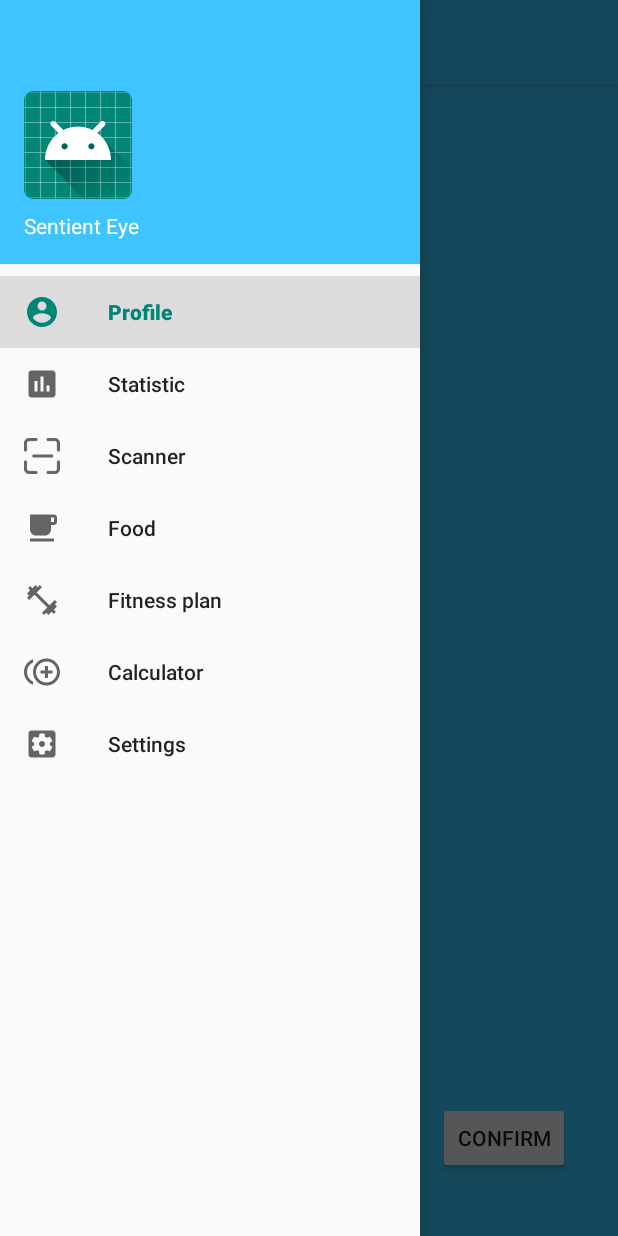
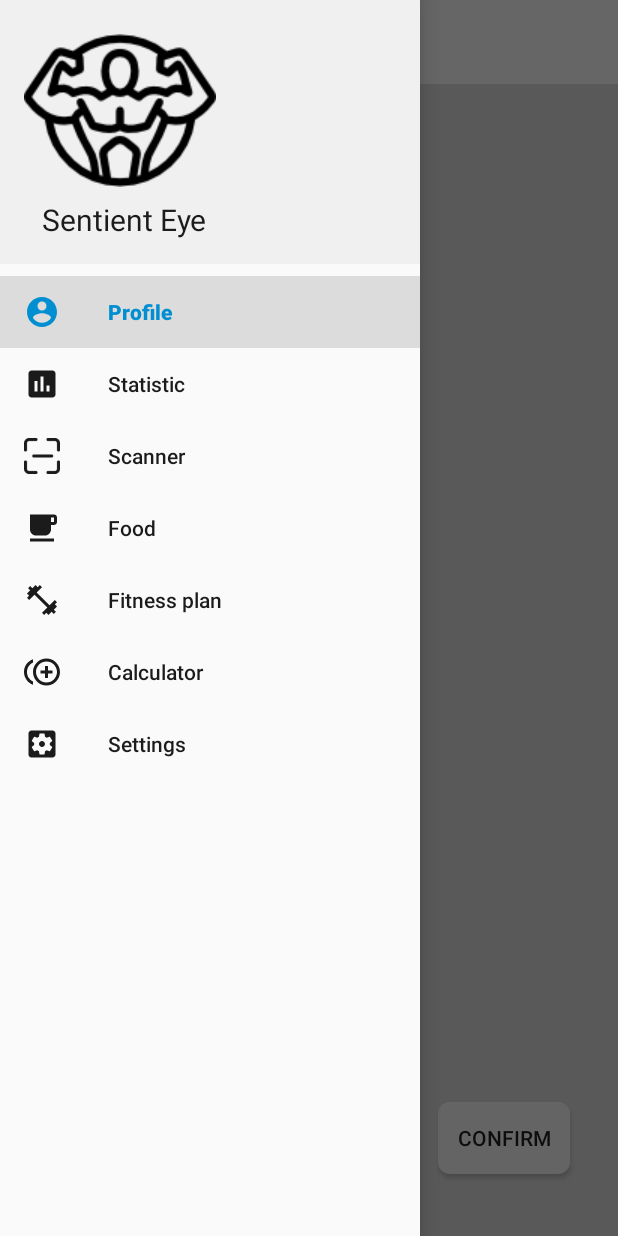
Before and after one commit to Kelayn/Sentient-Eye.CPFC, an Android app: the fragment FitnessPlanFragment placed in its activity, with the side drawer open, on a phone screen of 412 x 824 dp. Run offline under Robolectric (Android 15) with nearby library versions, the phone set to English and light mode, and no system bars.

Commit message:
Changed some style

```diff
--- a/app/src/main/AndroidManifest.xml
+++ b/app/src/main/AndroidManifest.xml
@@ -7,7 +7,7 @@
     <application
         android:icon="@mipmap/ic_launcher"
         android:label="@string/app_name"
-        android:roundIcon="@mipmap/ic_launcher_round"
+        android:roundIcon="@drawable/icon"
         android:supportsRtl="true"
         android:theme="@style/AppTheme"
         tools:ignore="ExtraText,GoogleAppIndexingWarning">
--- /dev/null
+++ b/app/src/main/res/drawable/navcolor.xml
@@ -0,0 +1,8 @@
+<?xml version="1.0" encoding="utf-8"?>
+<selector xmlns:android="http://schemas.android.com/apk/res/android">
+    <item
+        android:color="@color/colorLightBlue"
+        android:state_checked="true" />
+    <item android:color="#1B1B1B" />
+
+</selector>
--- /dev/null
+++ b/app/src/main/res/drawable/roundedbutton.xml
@@ -0,0 +1,9 @@
+<?xml version="1.0" encoding="utf-8"?>
+<shape xmlns:android="http://schemas.android.com/apk/res/android"
+    android:shape="rectangle">
+    <solid android:color="#eeffffff" />
+    <corners android:bottomRightRadius="8dp"
+        android:bottomLeftRadius="8dp"
+        android:topRightRadius="8dp"
+        android:topLeftRadius="8dp"/>
+</shape>
--- a/app/src/main/res/layout/activity_main.xml
+++ b/app/src/main/res/layout/activity_main.xml
@@ -17,11 +17,11 @@
         <androidx.appcompat.widget.Toolbar
             android:layout_width="match_parent"
             android:layout_height="?attr/actionBarSize"
-            android:background="@android:color/holo_blue_light"
+            android:background="@android:color/white"
             android:id="@+id/toolbar"
-            android:theme="@style/ThemeOverlay.AppCompat.Dark.ActionBar"
+            android:theme="@style/AppTheme"
             app:popupTheme="@style/ThemeOverlay.AppCompat.Light"
-            android:elevation="4dp">
+            >
         </androidx.appcompat.widget.Toolbar>
 
         <FrameLayout
@@ -36,6 +36,9 @@
         android:layout_gravity="start"
         android:id="@+id/nav_view"
         app:headerLayout="@layout/nav_header"
-        app:menu="@menu/drawer_menu">
+        app:menu="@menu/drawer_menu"
+        app:itemTextColor="@drawable/navcolor"
+        app:itemIconTint="@drawable/navcolor"
+        >
     </com.google.android.material.navigation.NavigationView>
 </androidx.drawerlayout.widget.DrawerLayout>
--- a/app/src/main/res/layout/fragment_calculator.xml
+++ b/app/src/main/res/layout/fragment_calculator.xml
@@ -4,6 +4,7 @@
     xmlns:tools="http://schemas.android.com/tools"
     android:layout_width="match_parent"
     android:layout_height="match_parent"
+    android:background="#DFDFDF"
     >
 
     <TextView
@@ -224,7 +225,9 @@
                 android:layout_marginTop="8dp"
                 android:layout_marginEnd="8dp"
                 android:enabled="false"
-                android:text="Add food" />
+                android:text="Add food"
+                android:background = "@drawable/roundedbutton"
+                />
 
         </LinearLayout>
     </ScrollView>
--- a/app/src/main/res/layout/fragment_enter_product.xml
+++ b/app/src/main/res/layout/fragment_enter_product.xml
@@ -5,7 +5,8 @@
     android:id="@+id/linearLayout3"
     android:layout_width="match_parent"
     android:layout_height="match_parent"
-    android:orientation="vertical">
+    android:orientation="vertical"
+    android:background="#DFDFDF" >
 
     <TextView
         android:id="@+id/textView2"
@@ -182,7 +183,8 @@
             android:text="@string/send_product"
             app:layout_constraintEnd_toEndOf="parent"
             app:layout_constraintStart_toStartOf="parent"
-            app:layout_constraintTop_toBottomOf="@+id/saveProduct" />
+            app:layout_constraintTop_toBottomOf="@+id/saveProduct"
+            android:background = "@drawable/roundedbutton"/>
 
         <TextView
             android:id="@+id/textView3"
--- a/app/src/main/res/layout/fragment_fitness_plan.xml
+++ b/app/src/main/res/layout/fragment_fitness_plan.xml
@@ -4,7 +4,7 @@
     xmlns:tools="http://schemas.android.com/tools"
     android:layout_width="match_parent"
     android:layout_height="match_parent"
-    android:background="@android:color/holo_blue_light">
+    android:background="#DFDFDF" >
 
     <Button
         android:id="@+id/btnCnf"
@@ -20,7 +20,9 @@
         app:layout_constraintHorizontal_bias="0.921"
         app:layout_constraintStart_toStartOf="parent"
         app:layout_constraintTop_toTopOf="parent"
-        app:layout_constraintVertical_bias="0.953" />
+        app:layout_constraintVertical_bias="0.953"
+        android:background = "@drawable/roundedbutton"
+        />
 
     <RadioGroup
         android:id="@+id/radioGroup"
@@ -34,7 +36,7 @@
         app:layout_constraintEnd_toEndOf="parent"
         app:layout_constraintStart_toStartOf="parent"
         app:layout_constraintTop_toTopOf="parent"
-        app:layout_constraintVertical_bias="0.496">
+        app:layout_constraintVertical_bias="0.3">
 
         <TextView
             android:id="@+id/textView3"
--- a/app/src/main/res/layout/fragment_statistic.xml
+++ b/app/src/main/res/layout/fragment_statistic.xml
@@ -2,7 +2,7 @@
 <RelativeLayout xmlns:android="http://schemas.android.com/apk/res/android"
     android:layout_width="match_parent"
     android:layout_height="match_parent"
-    android:background="@android:color/white">
+    android:background="#DFDFDF" >
     <com.jjoe64.graphview.GraphView
         android:layout_width="match_parent"
         android:layout_height="wrap_content"
--- a/app/src/main/res/layout/nav_header.xml
+++ b/app/src/main/res/layout/nav_header.xml
@@ -3,7 +3,7 @@
     android:orientation="vertical"
     android:layout_width="match_parent"
     android:layout_height="176dp"
-    android:background="@color/colorLightBlue"
+    android:background="@color/colorLightGray"
     android:gravity="bottom"
     android:padding="16dp"
     android:theme="@style/ThemeOverlay.AppCompat.Dark">
@@ -11,11 +11,15 @@
     <ImageView
         android:layout_width="wrap_content"
         android:layout_height="wrap_content"
-        android:src="@mipmap/ic_launcher"/>
+        android:src="@drawable/icon"/>
+
     <TextView
-        android:layout_width="wrap_content"
+        android:layout_width="130dp"
         android:layout_height="wrap_content"
+        android:fontFamily="sans-serif"
         android:paddingTop="8dp"
-        android:text="Sentient Eye"
-        android:textAppearance="@style/TextAppearance.AppCompat.Body1"/>
+        android:paddingLeft="12dp"
+        android:text="@string/app_name"
+        android:textSize="9pt"
+        android:textColor="@color/colorBlack"/>
 </LinearLayout>
--- a/app/src/main/res/values/colors.xml
+++ b/app/src/main/res/values/colors.xml
@@ -3,5 +3,7 @@
     <color name="colorPrimary">#008577</color>
     <color name="colorPrimaryDark">#00574B</color>
     <color name="colorAccent">#D81B60</color>
-    <color name="colorLightBlue">#40c4ff</color>
+    <color name="colorLightGray">#F0F0F0</color>
+    <color name="colorBlack">#1B1B1B</color>
+    <color name="colorLightBlue">#018FD1</color>
 </resources>
--- a/app/src/main/res/values/styles.xml
+++ b/app/src/main/res/values/styles.xml
@@ -6,6 +6,7 @@
         <item name="colorPrimary">@color/colorPrimary</item>
         <item name="colorPrimaryDark">@color/colorPrimaryDark</item>
         <item name="colorAccent">@color/colorAccent</item>
+        <item name="drawerArrowStyle">@style/DrawerIcon</item>
     </style>
 
     <style name="AppTheme.NoActionBar">
@@ -17,4 +18,8 @@
 
     <style name="AppTheme.PopupOverlay" parent="ThemeOverlay.AppCompat.Light" />
 
+    <style name="DrawerIcon" parent="Widget.AppCompat.DrawerArrowToggle">
+        <item name="color">@color/colorBlack</item>
+    </style>
+
 </resources>
```
Also changed, not shown: app/src/main/res/layout/activity_barcode_detect.xml (+6 -3 lines), app/src/main/res/layout/fragment_food.xml (+8 -2 lines), app/src/main/res/layout/fragment_settings.xml (+7 -3 lines), app/src/main/res/layout/list_product_item.xml (+10 -4 lines), app/src/main/res/drawable/icon.png (added).
